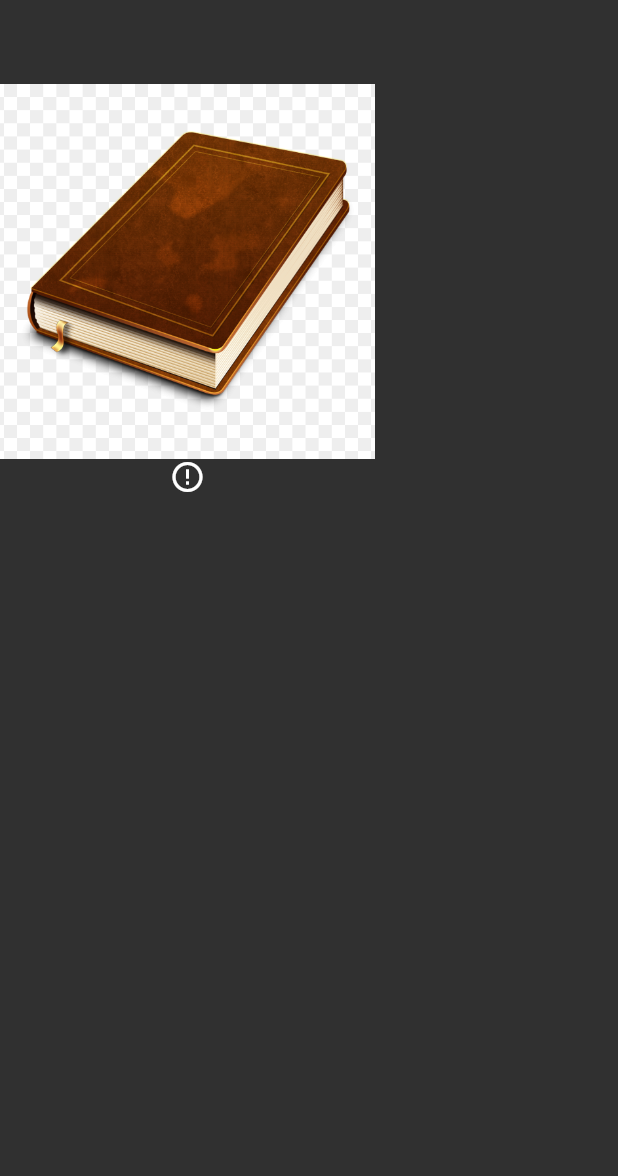
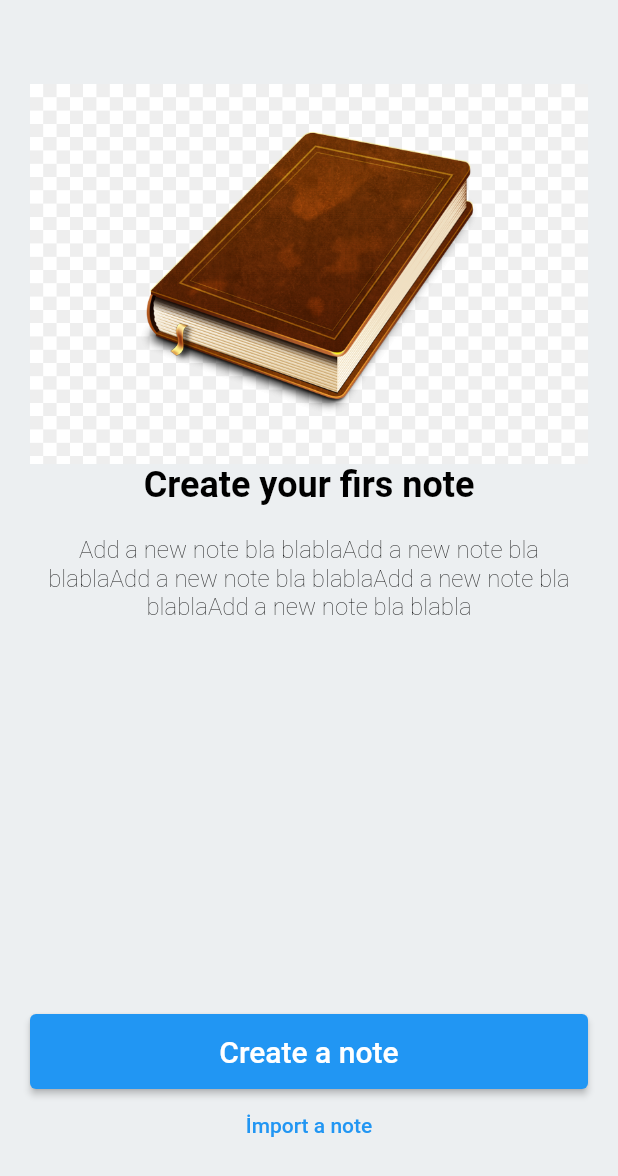
Before and after one commit to malikenes/flutter_full_learn, a Flutter app: the screen it shows after launch, on a phone screen of 412 x 824 dp. Shown: the top 1176 px of the screen. Run offline on Flutter 3.47's test engine with Material 2 defaults, Android fonts, the phone set to English and light mode, and no system bars.

Commit message:
örnek ekran demosu oluşturuldu

```diff
--- /dev/null
+++ b/lib/demos/note_demos_app.dart
@@ -0,0 +1,98 @@
+import 'package:flutter/material.dart';
+import 'package:flutter/services.dart';
+import 'package:flutter_full_learn/101/image_learn.dart';
+
+class NoteDemos extends StatelessWidget {
+  const NoteDemos({Key? key}) : super(key: key);
+
+  @override
+  Widget build(BuildContext context) {
+    final _title = "Create your firs note";
+    final _description = "Add a new note bla blabla";
+    final _createNote = "Create a note";
+    final _importNote = "İmport a note";
+    return Scaffold(
+      backgroundColor: Colors.blueGrey[50],
+      appBar: AppBar(
+        systemOverlayStyle: SystemUiOverlayStyle.dark,
+      ),
+      body: Padding(
+        padding: PaddingItems.horizontalPadding,
+        child: Column(children: [
+          PngImage(name: "book"),
+          _TitleWidget(title: _title),
+          Padding(
+            padding: PaddingItems.verticalPadding,
+            child: _SubTitleWidget(
+              title: _description * 5,
+            ),
+          ),
+          Spacer(),
+          ElevatedButton(
+              onPressed: () {},
+              child: SizedBox(
+                  height: ButtonHeight.buttonHeight,
+                  child: Center(
+                      child: Text(
+                    _createNote,
+                    style: Theme.of(context).textTheme.headline6,
+                  )))),
+          TextButton(onPressed: () {}, child: Text(_importNote)),
+          SizedBox(
+            height: 50,
+          )
+        ]),
+      ),
+    );
+  }
+}
+
+class _SubTitleWidget extends StatelessWidget {
+  const _SubTitleWidget(
+      {Key? key, this.textAlign = TextAlign.center, required this.title})
+      : super(key: key);
+  final TextAlign textAlign;
+  final String title;
+  @override
+  Widget build(BuildContext context) {
+    return Text(
+      title,
+      style: Theme.of(context)
+          .textTheme
+          .subtitle1
+          ?.copyWith(color: Colors.black, fontWeight: FontWeight.w200),
+      textAlign: textAlign,
+    );
+  }
+}
+
+class _TitleWidget extends StatelessWidget {
+  const _TitleWidget({
+    Key? key,
+    required this.title,
+  }) : super(key: key);
+
+  final String title;
+
+  @override
+  Widget build(BuildContext context) {
+    return Text(
+      title,
+      style: Theme.of(context)
+          .textTheme
+          .headline5
+          ?.copyWith(color: Colors.black, fontWeight: FontWeight.bold),
+    );
+  }
+}
+
+class PaddingItems {
+  static final EdgeInsets horizontalPadding =
+      const EdgeInsets.symmetric(horizontal: 20);
+  static final EdgeInsets verticalPadding =
+      const EdgeInsets.symmetric(vertical: 20);
+}
+
+class ButtonHeight {
+  static const buttonHeight = 50.0;
+}
--- a/lib/main.dart
+++ b/lib/main.dart
@@ -9,6 +9,7 @@ import 'package:flutter_full_learn/101/padding_learn.dart';
 import 'package:flutter_full_learn/101/scaffold_learn.dart';
 import 'package:flutter_full_learn/101/stateless_learn.dart';
 import 'package:flutter_full_learn/101/text_learn.dart';
+import 'package:flutter_full_learn/demos/note_demos_app.dart';
 
 import '101/button_learn.dart';
 import '101/container_sized_box_learn.dart';
@@ -31,6 +32,6 @@ class MyApp extends StatelessWidget {
                 // systemOverlayStyle: SystemUiOverlayStyle.light,
                 backgroundColor: Colors.transparent,
                 elevation: 0)),
-        home: ImageLeranView());
+        home: NoteDemos());
   }
 }
```
